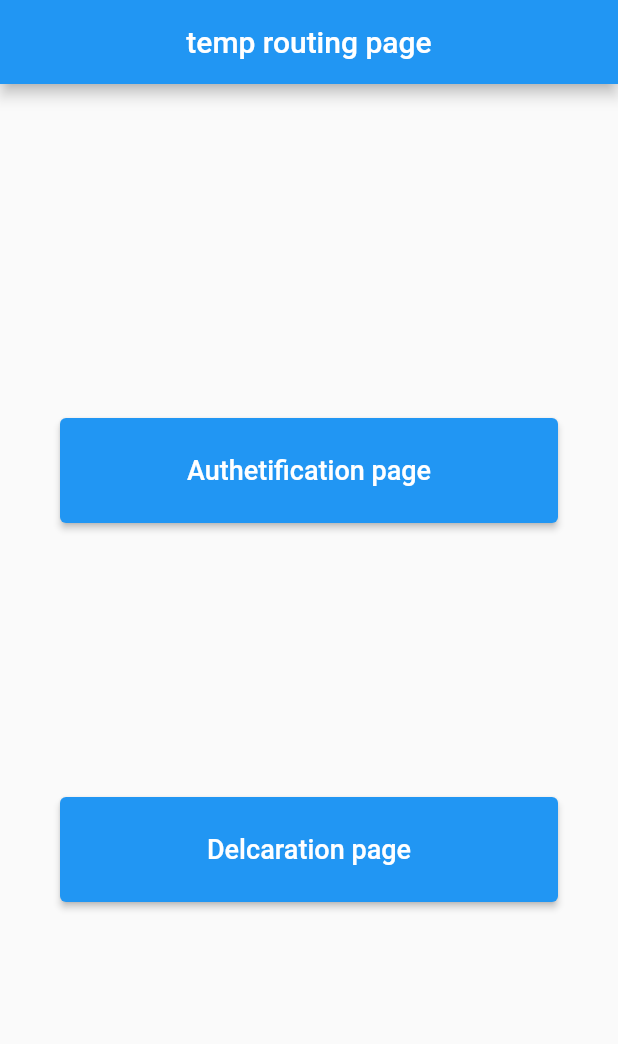
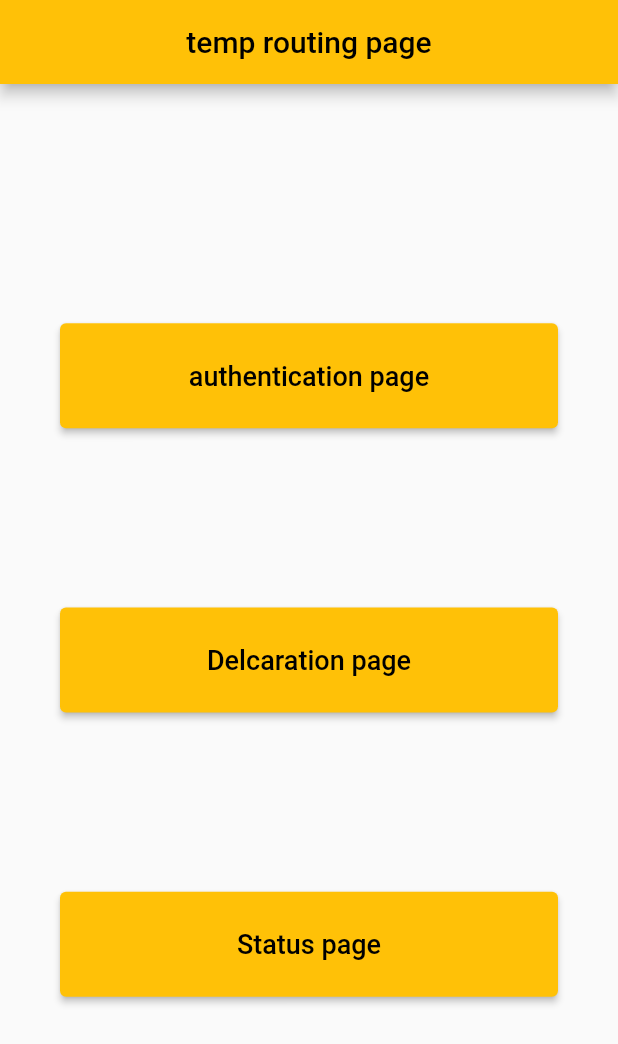
Before and after one commit to XPEHO/YAKI, a Flutter app: the screen it shows after launch, on a phone screen of 412 x 824 dp. Shown: the top 1044 px of the screen. Run offline on Flutter 3.47's test engine with Material 2 defaults, Android fonts, the phone set to English and light mode, and no system bars; our stand-ins replace dio, easy_localization, flutter_riverpod, flutter_svg, go_router, retrofit; generated files the repository leaves out were written again.

Commit message:
feat(declaration): PR resolution

```diff
--- a/yaki_mobile/analysis_options.yaml
+++ b/yaki_mobile/analysis_options.yaml
@@ -25,6 +25,7 @@ linter:
     # avoid_print: false  # Uncomment to disable the `avoid_print` rule
     # prefer_single_quotes: true  # Uncomment to enable the `prefer_single_quotes` rule
     require_trailing_commas : true
+    always_use_package_imports: true
 
 # Additional information about this file can be found at
 # https://dart.dev/guides/language/analysis-options
--- a/yaki_mobile/lib/app.dart
+++ b/yaki_mobile/lib/app.dart
@@ -9,7 +9,6 @@ class MyApp extends StatelessWidget {
   // This widget is the root of your application.
   @override
   Widget build(BuildContext context) {
-
     return ProviderScope(
       child: MaterialApp.router(
         locale: context.locale,
@@ -17,7 +16,7 @@ class MyApp extends StatelessWidget {
         localizationsDelegates: context.localizationDelegates,
         title: 'Yaki',
         theme: ThemeData(
-          primarySwatch: Colors.blue,
+          primarySwatch: Colors.amber,
         ),
         routerConfig: appRouter, // Referencing navigation router
       ),
--- a/yaki_mobile/lib/appRouter.dart
+++ /dev/null
@@ -1,12 +0,0 @@
-import 'package:go_router/go_router.dart';
-import 'Authentification.dart';
-
-final GoRouter appRouter = GoRouter(
-    routes: <GoRoute>[
-      GoRoute(
-        path: '/',
-        builder: (context, state) => const Authentification(),
-        routes: const [],
-      ),
-    ],
-);
--- a/yaki_mobile/lib/app_router.dart
+++ b/yaki_mobile/lib/app_router.dart
@@ -1,6 +1,7 @@
 import 'package:go_router/go_router.dart';
+import 'package:yaki/presentation/ui/status/status.dart';
+import 'package:yaki/presentation/ui/declaration/declaration.dart';
 import 'package:yaki/temp_home.dart';
-import 'package:yaki/presentation/ui/declaration/declaration.dart';
 import 'authentification.dart';
 
 final GoRouter appRouter = GoRouter(
@@ -10,12 +11,16 @@ final GoRouter appRouter = GoRouter(
         builder: (context, state) => const TempHome(),
       ),
       GoRoute(
-        path: '/authentification',
+        path: '/authentication',
         builder: (context, state) => const Authentification(),
       ),
       GoRoute(
         path: '/declaration',
         builder: (context, state) => const Declaration(),
       ),
+      GoRoute(
+        path: '/status',
+        builder: (context, state) => const Status(),
+      ),
     ],
 );
--- /dev/null
+++ b/yaki_mobile/lib/presentation/styles/theme.dart
@@ -0,0 +1,6 @@
+import 'package:flutter/material.dart';
+import 'package:yaki/presentation/styles/color.dart';
+
+final yakiTheme = ThemeData(
+  primarySwatch: createMaterialColor(AppColors.yaki),
+);
--- a/yaki_mobile/lib/presentation/ui/declaration/views/status_card.dart
+++ b/yaki_mobile/lib/presentation/ui/declaration/views/status_card.dart
@@ -13,13 +13,11 @@ class StatusCard extends StatelessWidget {
     required this.getClick,
   });
 
-  static const sizeMultiplier = 0.37;
-
   @override
   Widget build(BuildContext context) {
     return SizedBox(
-      width: MediaQuery.of(context).size.width * sizeMultiplier,
-      height: MediaQuery.of(context).size.width * sizeMultiplier,
+      width: MediaQuery.of(context).size.width * 0.37,
+      height: MediaQuery.of(context).size.width * 0.37,
       child: ElevatedButton(
         onPressed: getClick,
         style: ElevatedButton.styleFrom(
--- a/yaki_mobile/lib/presentation/ui/shared/pages_layout.dart
+++ b/yaki_mobile/lib/presentation/ui/shared/pages_layout.dart
@@ -1,5 +1,5 @@
 import 'package:flutter/material.dart';
-import 'views/header.dart';
+import 'package:yaki/presentation/ui/shared/views/header.dart';
 
 class PagesLayout extends StatelessWidget {
   final Widget bodyContent;
--- /dev/null
+++ b/yaki_mobile/lib/presentation/ui/status/status.dart
@@ -0,0 +1,10 @@
+import 'package:flutter/material.dart';
+
+class Status extends StatelessWidget {
+  const Status({Key? key}) : super(key: key);
+
+  @override
+  Widget build(BuildContext context) {
+    return const Placeholder();
+  }
+}
--- a/yaki_mobile/lib/temp_home.dart
+++ b/yaki_mobile/lib/temp_home.dart
@@ -18,12 +18,16 @@ class TempHome extends StatelessWidget {
           mainAxisAlignment: MainAxisAlignment.spaceEvenly,
           children: const [
             ButtonRoute(
-              btnText: 'Authetification page',
-              route: '/authentification',
+              btnText: 'authentication page',
+              route: '/authentication',
             ),
             ButtonRoute(
               btnText: 'Delcaration page',
               route: '/declaration',
+            ),
+            ButtonRoute(
+              btnText: 'Status page',
+              route: '/status',
             ),
           ],
         ),
--- a/yaki_mobile/pubspec.yaml
+++ b/yaki_mobile/pubspec.yaml
@@ -37,6 +37,7 @@ dependencies:
   # https://pub.dev/packages/go_router
   # can now use : import 'package:go_router/go_router.dart';
   go_router: ^6.0.7
+  dio: ^5.0.1
 
   # // Riverpod dependency //
   # This dependency allows for dependency injection and manage states
@@ -97,7 +98,6 @@ dev_dependencies:
   retrofit_generator: ">=5.0.0 <6.0.0"
   build_runner: ">=2.3.0 <4.0.0"
   json_serializable: ^6.6.1
-  dio: ^5.0.1
 
   # Mockito 5.0.0 supports Dart's new null safety language feature in Dart 2.12, primarily
   # with code generation.
```
Also changed, not shown: yaki_mobile/lib/presentation/styles/HeaderTextStyle.dart (deleted, +0 -14 lines), yaki_mobile/lib/presentation/styles/color.dart (added, +25 -0 lines), yaki_mobile/pubspec.lock.
